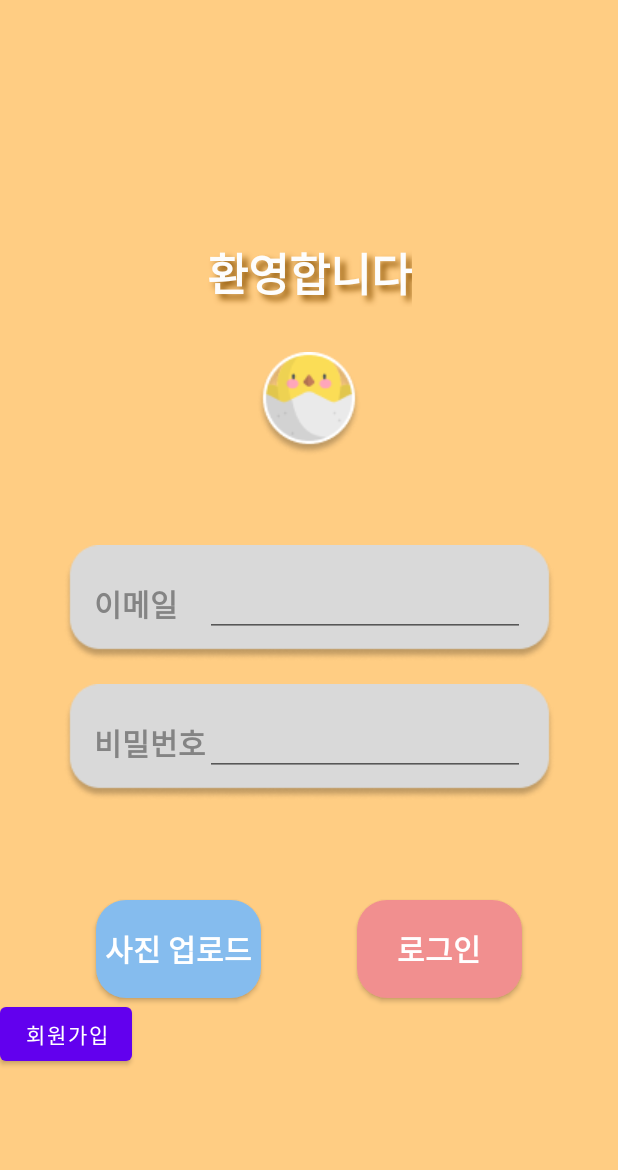
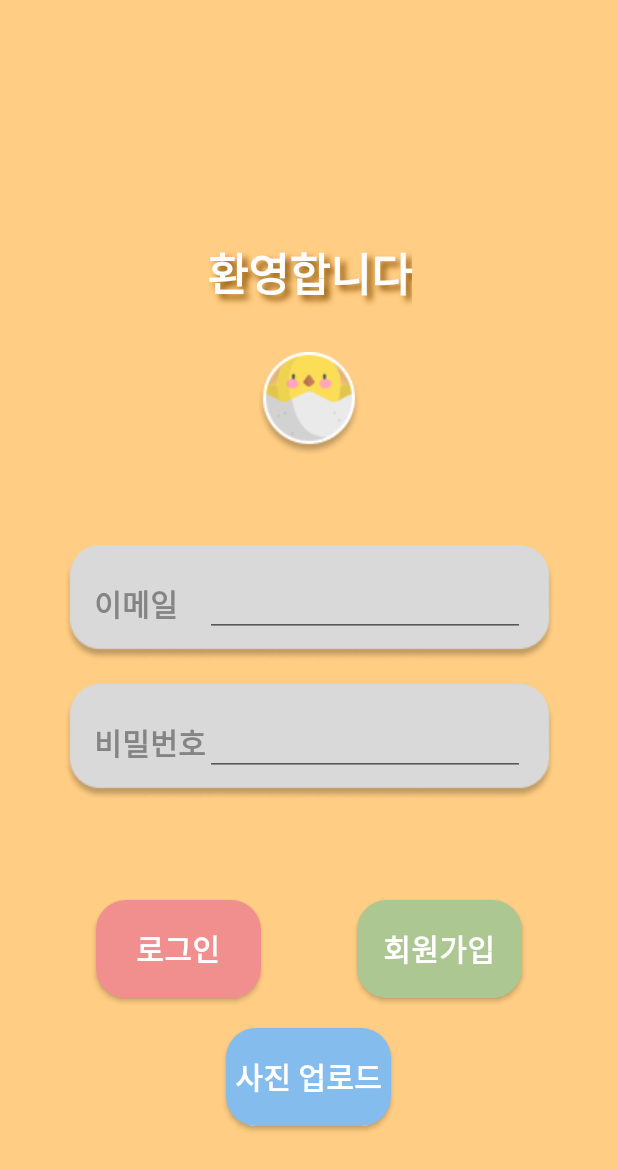
Before and after one commit to JWMin556/TeamProjectFragment, an Android app: the EntryFragment screen opened through its navigation route, on a phone screen of 412 x 824 dp. Shown: the top 1170 px of the screen. Run offline under Robolectric (Android 15) with nearby library versions, the phone set to English and light mode, and no system bars; our stand-ins replace Firebase (no records; nobody signed in at launch, a user with empty details on screens opened directly).

Commit message:
221130_2

```diff
--- a/app/src/main/res/layout/fragment_entry.xml
+++ b/app/src/main/res/layout/fragment_entry.xml
@@ -40,7 +40,7 @@
         android:id="@+id/img_email"
         android:layout_width="wrap_content"
         android:layout_height="wrap_content"
-        app:layout_constraintBottom_toTopOf="@+id/btn_upload"
+        app:layout_constraintBottom_toTopOf="@+id/btn_LogIn"
         app:layout_constraintEnd_toEndOf="parent"
         app:layout_constraintHorizontal_bias="0.5"
         app:layout_constraintStart_toStartOf="parent"
@@ -87,17 +87,17 @@
         android:id="@+id/btn_upload"
         android:layout_width="110dp"
         android:layout_height="65dp"
+        android:layout_marginTop="20dp"
         android:background="@drawable/rounded_corner"
         android:backgroundTint="#85BCEE"
         android:text="사진 업로드"
         android:textColor="#FFFFFF"
         android:textSize="20sp"
         android:textStyle="bold"
-        app:layout_constraintBottom_toBottomOf="parent"
-        app:layout_constraintEnd_toStartOf="@+id/btn_LogIn"
-        app:layout_constraintHorizontal_bias="0.5"
+        app:layout_constraintEnd_toEndOf="parent"
+        app:layout_constraintHorizontal_bias="0.498"
         app:layout_constraintStart_toStartOf="parent"
-        app:layout_constraintTop_toBottomOf="@+id/img_email" />
+        app:layout_constraintTop_toBottomOf="@+id/btn_LogIn" />
 
     <android.widget.Button
         android:id="@+id/btn_LogIn"
@@ -109,18 +109,26 @@
         android:textColor="#FFFFFF"
         android:textSize="20sp"
         android:textStyle="bold"
-        app:layout_constraintBottom_toBottomOf="@+id/btn_upload"
+        app:layout_constraintBottom_toBottomOf="parent"
+        app:layout_constraintEnd_toStartOf="@+id/btn_SignUp"
+        app:layout_constraintHorizontal_bias="0.5"
+        app:layout_constraintStart_toStartOf="parent"
+        app:layout_constraintTop_toBottomOf="@+id/img_email" />
+
+    <android.widget.Button
+        android:id="@+id/btn_SignUp"
+        android:layout_width="110dp"
+        android:layout_height="65dp"
+        android:background="@drawable/rounded_corner"
+        android:backgroundTint="#ADC793"
+        android:text="회원가입"
+        android:textColor="#FFFFFF"
+        android:textSize="20sp"
+        android:textStyle="bold"
+        app:layout_constraintBottom_toBottomOf="@+id/btn_LogIn"
         app:layout_constraintEnd_toEndOf="parent"
         app:layout_constraintHorizontal_bias="0.5"
-        app:layout_constraintStart_toEndOf="@+id/btn_upload" />
-
-    <Button
-        android:id="@+id/btn_SignUp"
-        android:layout_width="wrap_content"
-        android:layout_height="wrap_content"
-        android:text="회원가입"
-        app:layout_constraintTop_toBottomOf="@+id/btn_LogIn"
-        tools:layout_editor_absoluteX="161dp" />
+        app:layout_constraintStart_toEndOf="@+id/btn_LogIn" />
 
     <EditText
         android:id="@+id/edt_Email"
```
